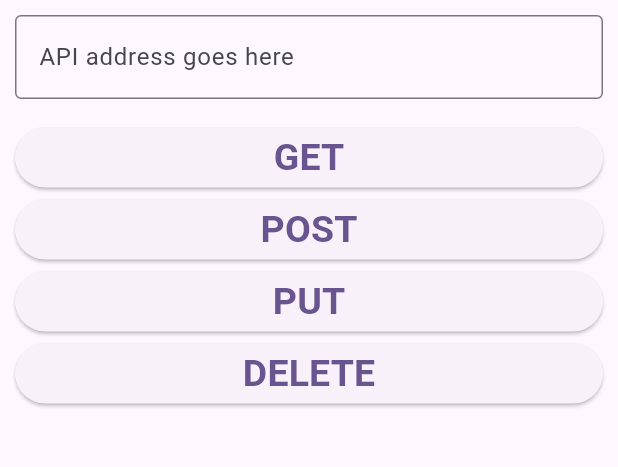
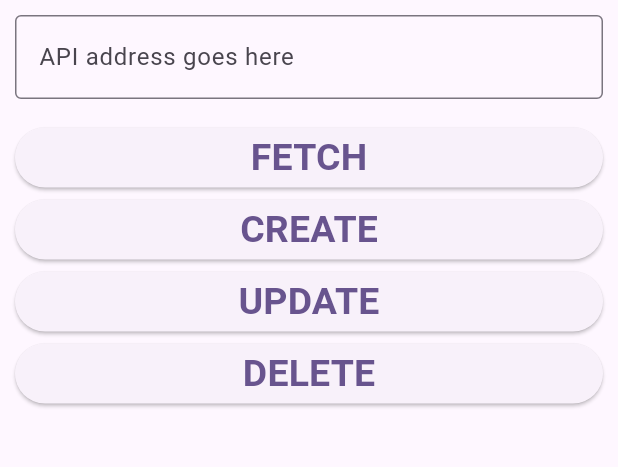
Before and after one commit to Muhammed-IrfanAC/Dart-rest-api-app, a Flutter app: the screen it shows after launch, on a phone screen of 412 x 824 dp, the part 84-551 px from its top. Run offline on Flutter 3.47's test engine with Material 3 defaults, Android fonts, the phone set to English and light mode, and no system bars.

```diff
--- a/lib/main.dart
+++ b/lib/main.dart
@@ -61,7 +61,7 @@ class _MyHomePageState extends State<MyHomePage> {
               width: double.infinity,
               child: ElevatedButton(
                   child: const Text(
-                    'GET',
+                    'FETCH',
                     style: TextStyle(fontSize: 25, fontWeight: FontWeight.bold),
                   ),
                   onPressed: () {
@@ -76,7 +76,7 @@ class _MyHomePageState extends State<MyHomePage> {
               width: double.infinity,
               child: ElevatedButton(
                   child: const Text(
-                    'POST',
+                    'CREATE',
                     style: TextStyle(fontSize: 25, fontWeight: FontWeight.bold),
                   ),
                   onPressed: () {
@@ -92,7 +92,7 @@ class _MyHomePageState extends State<MyHomePage> {
               width: double.infinity,
               child: ElevatedButton(
                   child: const Text(
-                    'PUT',
+                    'UPDATE',
                     style: TextStyle(fontSize: 25, fontWeight: FontWeight.bold),
                   ),
                   onPressed: () {
@@ -113,7 +113,7 @@ class _MyHomePageState extends State<MyHomePage> {
                     Navigator.push(
                         context,
                         MaterialPageRoute(
-                            builder: (context) => const Delete_Page()));
+                            builder: (context) => DeletePage(apiUrl: apiController.text)));
                   }),
             ),
           ],
```
Also changed, not shown: lib/screens/delete_screen.dart (+39 -10 lines), lib/services/crud.dart (+9 -1 lines).
